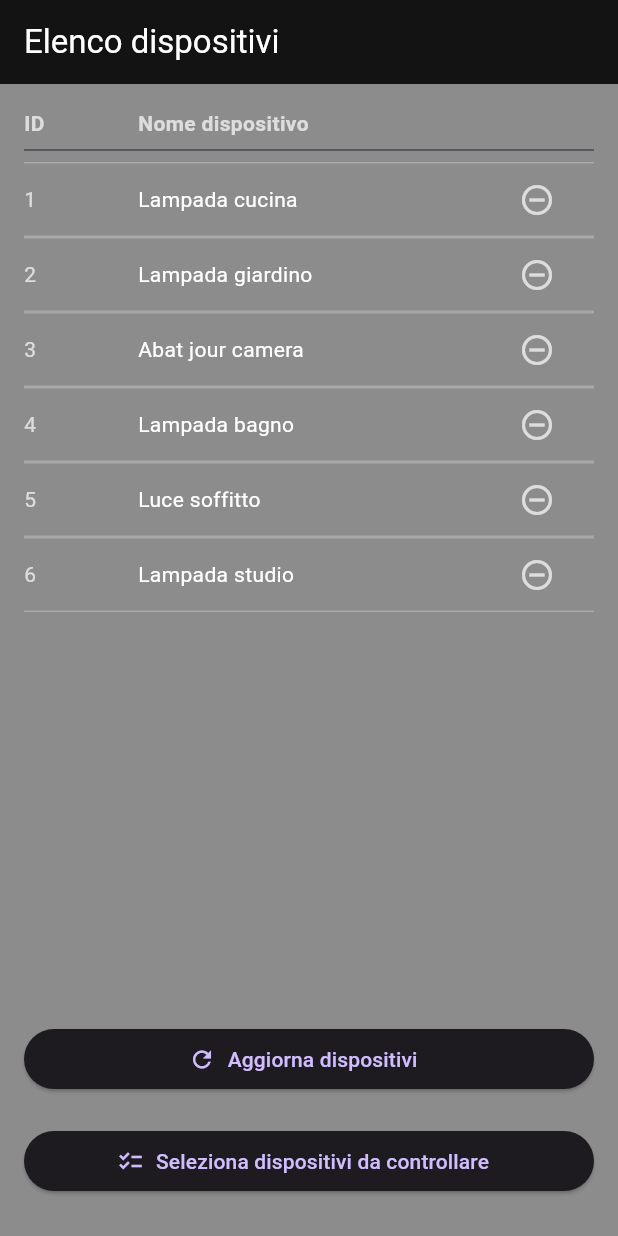
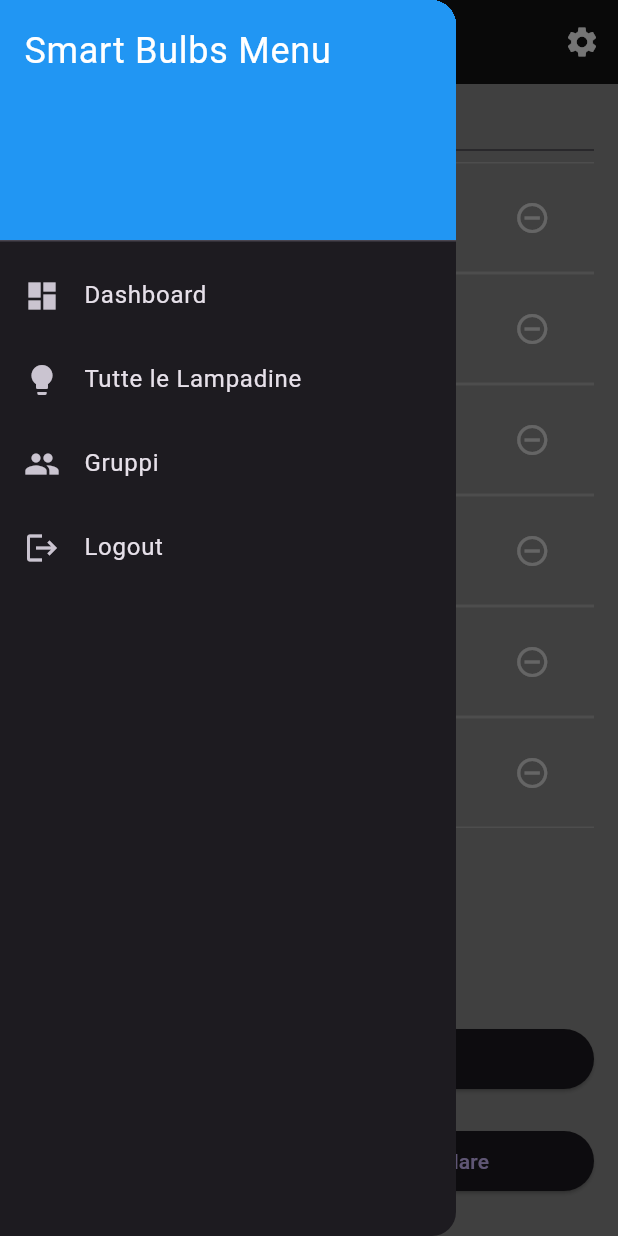
Before and after one commit to deltaimp/iot_smart_bulbs, a Flutter app: the DeviceListView screen opened directly, with the side drawer open (before the commit the screen has no drawer), on a phone screen of 412 x 824 dp. Run offline on Flutter 3.47's test engine with Material 3 defaults, Android fonts, the phone set to English and light mode, and no system bars; our stand-ins replace animated_text_kit, get.

Commit message:
Aggiunta menù base, settings base, eliminato -Aggiungi dispositivo- sostituito con -Aggiorna dispositivi-

```diff
--- a/lib/views/device_list_view.dart
+++ b/lib/views/device_list_view.dart
@@ -3,7 +3,8 @@ import 'package:get/get.dart';
 import 'package:iot_smart_bulbs/business_logic/controllers/bulb_controller.dart';
 import 'package:iot_smart_bulbs/business_logic/controllers/loading_controller.dart';
 import 'package:iot_smart_bulbs/business_logic/ui_models/ui_bulb.dart';
-import 'package:iot_smart_bulbs/data/models/bulb.dart';
+import 'package:iot_smart_bulbs/views/screens/menu_screen.dart';
+import 'package:iot_smart_bulbs/views/screens/settings_screen.dart';
 
 import 'bulb_grid_screen.dart';
 
@@ -23,16 +24,33 @@ class _DeviceListViewState extends State<DeviceListView> {
   @override
   void initState() {
     super.initState();
-    controller.loadDevices(); // Carica i dispositivi all'avvio
+    controller.loadDevices();
   }
 
   @override
   Widget build(BuildContext context) {
     return Scaffold(
       backgroundColor: Colors.black45,
-      appBar: AppBar(title: const Text("Elenco dispositivi")),
+
+      drawer: const Drawer( // Qui metti il MenuScreen
+        child: MenuScreen(),
+      ),
+      appBar: AppBar(
+        title: const Text('Controllo Lampadine'),
+        actions: [
+          IconButton(
+            icon: const Icon(Icons.settings),
+            onPressed: () {
+              showModalBottomSheet(
+                context: context,
+                builder: (_) => const SettingsScreen(), // oppure un dialog o drawer a destra
+              );
+            },
+          ),
+        ],
+      ),
       body: GetBuilder<LoadingController>(
-        builder: (loadingController) {
+        builder: (_) {
           if (loadingController.isLoading) {
             return const Center(child: CircularProgressIndicator());
           }
@@ -60,10 +78,10 @@ class _DeviceListViewState extends State<DeviceListView> {
                       ],
                     ),
                   ),
-                  const SizedBox(height: 16), // TODO
+                  const SizedBox(height: 16),
                   _buildRefreshDevicesButton(),
                   const SizedBox(height: 20),
-                  _buildSelectDevicesButton(context),
+                  _buildSelectDevicesButton(),
                   const SizedBox(height: 10),
                   Obx(() => isSelecting.value
                       ? _buildSelectionControls()
@@ -82,11 +100,14 @@ class _DeviceListViewState extends State<DeviceListView> {
       children: [
         Expanded(
           flex: 1,
-            child: Text("ID", style: TextStyle(fontWeight: FontWeight.bold))),
+          child: Text("ID",
+              style: TextStyle(fontWeight: FontWeight.bold, color: Colors.white)),
+        ),
         Expanded(
           flex: 3,
           child: Text("Nome dispositivo",
-                style: TextStyle(fontWeight: FontWeight.bold))),
+              style: TextStyle(fontWeight: FontWeight.bold, color: Colors.white)),
+        ),
         Expanded(flex: 1, child: SizedBox()),
       ],
     );
@@ -95,10 +116,20 @@ class _DeviceListViewState extends State<DeviceListView> {
   Widget _buildDeviceRow(UIBulb bulb, BuildContext context) {
     return Obx(() {
       final isSelected = tempSelectedBulbs.contains(bulb);
-      return Container(
+      return GestureDetector(
+        onTap: isSelecting.value
+            ? () {
+          if (isSelected) {
+            tempSelectedBulbs.remove(bulb);
+          } else {
+            tempSelectedBulbs.add(bulb);
+          }
+        }
+            : null,
+        child: Container(
           decoration: BoxDecoration(
             color: isSelecting.value && isSelected
-              ? Colors.green.withOpacity(1)
+                ? Colors.green.withOpacity(0.8)
                 : Colors.transparent,
             border: Border(
               top: BorderSide(
@@ -111,21 +142,39 @@ class _DeviceListViewState extends State<DeviceListView> {
               ),
             ),
           ),
-        margin: EdgeInsets.zero,
-        padding: EdgeInsets.zero,
+          padding: const EdgeInsets.symmetric(vertical: 12.0, horizontal: 4.0),
           child: Row(
             children: [
-            Expanded(flex: 1, child: Text(bulb.id.toString())),
+              Expanded(
+                flex: 1,
+                child: Text(
+                  bulb.id.toString(),
+                  style: const TextStyle(color: Colors.white),
+                ),
+              ),
               Expanded(
                 flex: 3,
-              child: Text(bulb.name, style: const TextStyle(color: Colors.white)),
+                child: Row(
+                  children: [
+                    Text(bulb.name,
+                        style: const TextStyle(color: Colors.white)),
+                    if (!bulb.isAvailable)
+                      const Padding(
+                        padding: EdgeInsets.only(left: 8.0),
+                        child: Icon(Icons.cloud_off,
+                            color: Colors.red, size: 16),
+                      ),
+                  ],
+                ),
               ),
               Expanded(
                 flex: 1,
                 child: isSelecting.value
                     ? IconButton(
                   icon: Icon(
-                  isSelected ? Icons.check_circle : Icons.radio_button_unchecked,
+                    isSelected
+                        ? Icons.check_circle
+                        : Icons.radio_button_unchecked,
                     color: isSelected ? Colors.white : null,
                   ),
                   onPressed: () {
@@ -138,26 +187,25 @@ class _DeviceListViewState extends State<DeviceListView> {
                 )
                     : IconButton(
                   icon: const Icon(Icons.remove_circle_outline),
-                onPressed: () => controller.removeDevice(bulb.id),
+                  onPressed: () => controller.removeDevice(bulb),
                 ),
               ),
             ],
+          ),
         ),
       );
     });
   }
 
- Widget _buildRefreshDevicesButton () {
+  Widget _buildRefreshDevicesButton() {
     return ElevatedButton.icon(
       icon: const Icon(Icons.refresh),
       label: const Text("Aggiorna dispositivi"),
-      onPressed: () => controller.loadDevices(), // chiamata al repository
+      onPressed: () => controller.loadDevices(),
     );
   }
 
-
-
-  Widget _buildSelectDevicesButton(BuildContext context) {
+  Widget _buildSelectDevicesButton() {
     return Obx(() => ElevatedButton.icon(
       icon: const Icon(Icons.checklist),
       label: Text(isSelecting.value
@@ -183,19 +231,18 @@ class _DeviceListViewState extends State<DeviceListView> {
                 ? null
                 : () {
               final selected = tempSelectedBulbs.toList();
-              Navigator.of(context).push(
+              Navigator.of(context)
+                  .push(
                 MaterialPageRoute(
-                  builder: (context) => BulbGridScreen(
-                    selectedBulbs: selected,
+                  builder: (context) =>
+                      BulbGridScreen(selectedBulbs: selected),
                 ),
-                ),
-              ).then((_) {
+              )
+                  .then((_) {
                 tempSelectedBulbs.clear();
                 isSelecting.value = false;
               });
             },
-
-
             child: const Text("Controlla dispositivi"),
           ),
         ],
--- /dev/null
+++ b/lib/views/screens/menu_screen.dart
@@ -0,0 +1,56 @@
+import 'package:flutter/material.dart';
+
+class MenuScreen extends StatelessWidget {
+  const MenuScreen({super.key});
+
+  @override
+  Widget build(BuildContext context) {
+    return ListView(
+      padding: EdgeInsets.zero,
+      children: [
+        const DrawerHeader(
+          decoration: BoxDecoration(color: Colors.blue),
+          child: Text(
+            'Smart Bulbs Menu',
+            style: TextStyle(
+              color: Colors.white,
+              fontSize: 24,
+            ),
+          ),
+        ),
+        ListTile(
+          leading: const Icon(Icons.dashboard),
+          title: const Text('Dashboard'),
+          onTap: () {
+            Navigator.pop(context);
+            // Vai alla home/dashboard
+          },
+        ),
+        ListTile(
+          leading: const Icon(Icons.lightbulb),
+          title: const Text('Tutte le Lampadine'),
+          onTap: () {
+            Navigator.pop(context);
+            // Vai alla lista completa lampadine
+          },
+        ),
+        ListTile(
+          leading: const Icon(Icons.group),
+          title: const Text('Gruppi'),
+          onTap: () {
+            Navigator.pop(context);
+            // Vai alla schermata gruppi (es. Salotto, Cucina)
+          },
+        ),
+        ListTile(
+          leading: const Icon(Icons.logout),
+          title: const Text('Logout'),
+          onTap: () {
+            Navigator.pop(context);
+            // Esegui logout
+          },
+        ),
+      ],
+    );
+  }
+}
```
Also changed, not shown: lib/business_logic/controllers/bulb_controller.dart (+50 -38 lines), lib/data/repositories/implementations/fake_bulb_repository.dart (+31 -8 lines), lib/views/bulb_grid_screen.dart (+9 -7 lines), lib/views/screens/settings_screen.dart (added, +48 -0 lines). Lines whose indentation alone changed are shown as unchanged.
